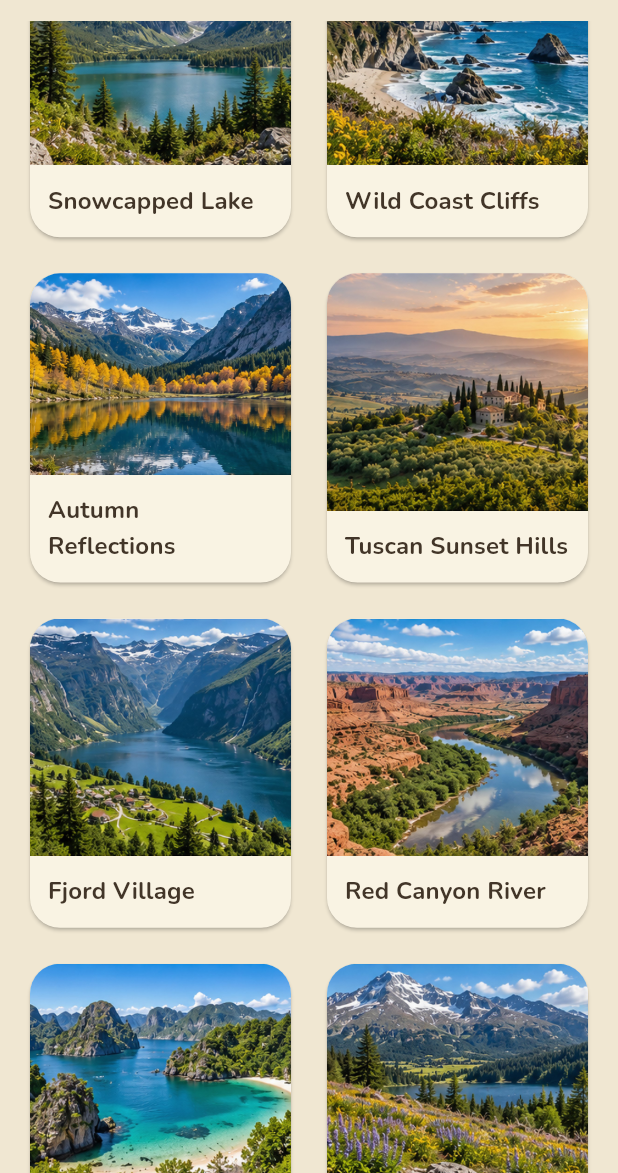
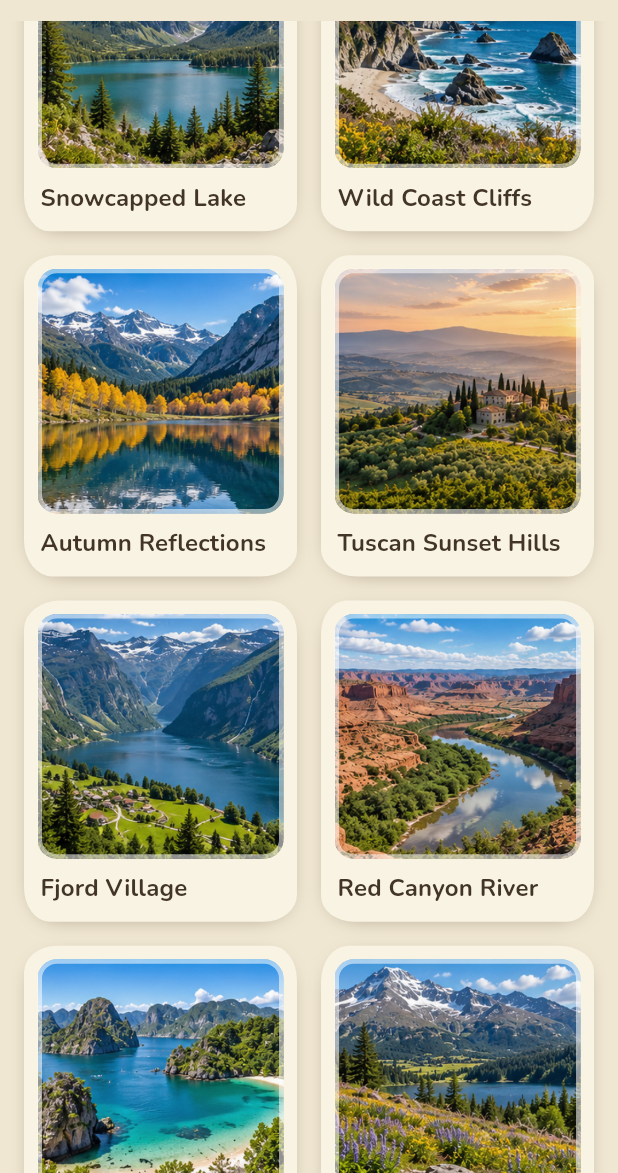
Before and after one commit to lexy5251/jigsaw-puzzle-game, a Flutter app: the screen it shows after launch, scrolled down 576 dp, on a phone screen of 412 x 824 dp, the part 63-1236 px from its top. Run offline on Flutter 3.47's test engine with Material 3 defaults, Android fonts, the phone set to English and light mode, and no system bars; our stand-ins replace shared_preferences; missing offline and left inert: flame, flame_audio.

Commit message:
Add painted card surfaces and category accents to the puzzle selection screen

```diff
--- a/lib/puzzle_select_screen.dart
+++ b/lib/puzzle_select_screen.dart
@@ -20,6 +20,8 @@ import 'game_screen.dart';
 import 'puzzle_catalog.dart';
 import 'puzzle_completion.dart';
 import 'puzzle_save.dart';
+import 'studio_surfaces.dart';
+import 'studio_theme.dart';
 
 class PuzzleSelectScreen extends StatefulWidget {
   const PuzzleSelectScreen({super.key, this.clock});
@@ -283,9 +285,17 @@ class _CategorySection extends StatelessWidget {
       children: [
         Padding(
           padding: const EdgeInsets.only(top: 8, bottom: 12),
+          child: Row(
+            children: [
+              PaintedSwatch(color: categoryStyleFor(category.id).accent),
+              const SizedBox(width: 10),
+              Expanded(
                 child: Text(
                   category.title,
                   style: Theme.of(context).textTheme.titleLarge,
+                ),
+              ),
+            ],
           ),
         ),
         GridView.builder(
@@ -303,6 +313,8 @@ class _CategorySection extends StatelessWidget {
             final image = images[index];
             return _PuzzleCard(
               image: image,
+              // Grid position, so side-by-side cards get different wobbles.
+              variant: index,
               isCompleted: completedImageIds.contains(image.id),
               onTap: () => onImageTap(image),
             );
@@ -317,11 +329,15 @@ class _CategorySection extends StatelessWidget {
 class _PuzzleCard extends StatelessWidget {
   const _PuzzleCard({
     required this.image,
+    required this.variant,
     required this.isCompleted,
     required this.onTap,
   });
 
   final PuzzleImage image;
+
+  /// Wobble preset for [PaintedCard]; the grid passes its item index.
+  final int variant;
 
   /// Finished at least once, at any size: shows the check badge.
   final bool isCompleted;
@@ -330,10 +346,10 @@ class _PuzzleCard extends StatelessWidget {
 
   @override
   Widget build(BuildContext context) {
-    return Card(
-      clipBehavior: Clip.antiAlias,
-      child: InkWell(
+    return PaintedCard(
+      variant: variant,
       onTap: onTap,
+      padding: const EdgeInsets.fromLTRB(9, 9, 9, 10),
       child: Column(
         crossAxisAlignment: CrossAxisAlignment.stretch,
         children: [
@@ -341,11 +357,13 @@ class _PuzzleCard extends StatelessWidget {
             child: Stack(
               fit: StackFit.expand,
               children: [
-                  Image.asset(
+                FramedArt(
+                  child: Image.asset(
                     image.assetPath,
                     fit: BoxFit.cover,
                     // Decode smaller previews to reduce memory use.
                     cacheWidth: 640,
+                  ),
                 ),
                 if (isCompleted)
                   const Positioned(
@@ -357,18 +375,19 @@ class _PuzzleCard extends StatelessWidget {
             ),
           ),
           Padding(
-              padding: const EdgeInsets.all(12),
+            padding: const EdgeInsets.fromLTRB(2, 8, 2, 0),
             child: Semantics(
               // Distinguish this catalog tile from the daily card in e2e tests.
               identifier: 'catalog-puzzle-${image.id}',
               child: Text(
                 image.title,
+                maxLines: 1,
+                overflow: TextOverflow.ellipsis,
                 style: Theme.of(context).textTheme.titleMedium,
               ),
             ),
           ),
         ],
-        ),
       ),
     );
   }
--- /dev/null
+++ b/lib/studio_surfaces.dart
@@ -0,0 +1,138 @@
+// The painted material of the Studio look (docs/design/brushwork-mockup.html,
+// treatment E): cards are "daubs of paint" with slightly uneven corners and a
+// soft shadow, and artwork always sits in a frame with a light mat ring.
+// The mockup gets the wobble from an SVG turbulence filter; the Flutter
+// translation is elliptical, per-corner radii — cheap and deterministic.
+
+import 'package:flutter/material.dart';
+
+import 'studio_theme.dart';
+
+/// Preset corner silhouettes. Each corner is a different ellipse so no card
+/// edge reads as machine-perfect; neighboring cards should use different
+/// presets (see [PaintedCard.variant]).
+const List<BorderRadius> _wobbles = [
+  BorderRadius.only(
+    topLeft: Radius.elliptical(22, 18),
+    topRight: Radius.elliptical(17, 23),
+    bottomLeft: Radius.elliptical(19, 24),
+    bottomRight: Radius.elliptical(24, 17),
+  ),
+  BorderRadius.only(
+    topLeft: Radius.elliptical(18, 24),
+    topRight: Radius.elliptical(23, 17),
+    bottomLeft: Radius.elliptical(24, 18),
+    bottomRight: Radius.elliptical(17, 22),
+  ),
+  BorderRadius.only(
+    topLeft: Radius.elliptical(24, 19),
+    topRight: Radius.elliptical(18, 22),
+    bottomLeft: Radius.elliptical(17, 23),
+    bottomRight: Radius.elliptical(22, 18),
+  ),
+  BorderRadius.only(
+    topLeft: Radius.elliptical(17, 22),
+    topRight: Radius.elliptical(24, 18),
+    bottomLeft: Radius.elliptical(22, 17),
+    bottomRight: Radius.elliptical(18, 24),
+  ),
+];
+
+/// A card painted as a single daub: organic corners, soft warm shadow,
+/// linen fill by default. Replaces [Card] on Studio screens.
+class PaintedCard extends StatelessWidget {
+  const PaintedCard({
+    super.key,
+    this.color,
+    this.variant = 0,
+    this.onTap,
+    this.padding,
+    required this.child,
+  });
+
+  /// Fill color; defaults to the theme's linen surface. Ground variants
+  /// (blush, moss) come from `StudioColors`.
+  final Color? color;
+
+  /// Picks one of the corner presets. Pass a grid/list index so adjacent
+  /// cards get different silhouettes.
+  final int variant;
+
+  final VoidCallback? onTap;
+  final EdgeInsetsGeometry? padding;
+  final Widget child;
+
+  @override
+  Widget build(BuildContext context) {
+    final radius = _wobbles[variant % _wobbles.length];
+    final content = padding == null
+        ? child
+        : Padding(padding: padding!, child: child);
+    return DecoratedBox(
+      decoration: BoxDecoration(
+        borderRadius: radius,
+        // Mockup: 0 3px 10px -5px rgba(40,25,10,.35) — warm, not gray.
+        boxShadow: const [
+          BoxShadow(
+            color: StudioColors.cardShadow,
+            offset: Offset(0, 3),
+            blurRadius: 10,
+            spreadRadius: -5,
+          ),
+        ],
+      ),
+      child: Material(
+        color: color ?? Theme.of(context).colorScheme.surface,
+        shape: RoundedRectangleBorder(borderRadius: radius),
+        clipBehavior: Clip.antiAlias,
+        child: onTap == null ? content : InkWell(onTap: onTap, child: content),
+      ),
+    );
+  }
+}
+
+/// Artwork in its frame: rounded clip plus the light mat ring painted over
+/// the picture's edge ("artwork always sits in a painted frame with a
+/// cream mat"). Wrap the image (or an image-filling Stack) in this.
+class FramedArt extends StatelessWidget {
+  const FramedArt({super.key, required this.child});
+
+  final Widget child;
+
+  @override
+  Widget build(BuildContext context) {
+    final borderRadius = BorderRadius.circular(13);
+    return Container(
+      // Foreground, not decoration: the mat must overlap the artwork.
+      foregroundDecoration: BoxDecoration(
+        borderRadius: borderRadius,
+        border: Border.all(color: StudioColors.matRing, width: 3),
+      ),
+      child: ClipRRect(borderRadius: borderRadius, child: child),
+    );
+  }
+}
+
+/// A small organic-edged dot of accent paint (category swatches).
+class PaintedSwatch extends StatelessWidget {
+  const PaintedSwatch({super.key, required this.color});
+
+  final Color color;
+
+  @override
+  Widget build(BuildContext context) {
+    return Container(
+      width: 14,
+      height: 14,
+      decoration: BoxDecoration(
+        color: color,
+        borderRadius: const BorderRadius.only(
+          topLeft: Radius.elliptical(7, 6),
+          topRight: Radius.elliptical(6, 8),
+          bottomLeft: Radius.elliptical(6, 7),
+          bottomRight: Radius.elliptical(8, 6),
+        ),
+      ),
+    );
+  }
+}
--- a/lib/studio_theme.dart
+++ b/lib/studio_theme.dart
@@ -13,6 +13,12 @@ abstract final class StudioColors {
 
   /// Linen card surface.
   static const card = Color(0xFFF9F3E3);
+
+  /// Soft warm shadow under painted cards (mockup: rgba(40,25,10,.35)).
+  static const cardShadow = Color(0x5928190A);
+
+  /// Light mat ring painted over framed artwork.
+  static const matRing = Color(0x8CFFFFFF);
 
   /// Warm near-black used for all text and icons.
   static const ink = Color(0xFF423528);
@@ -43,7 +49,64 @@ abstract final class StudioColors {
   /// Piece tray wood; keeps a hint of translucency so dragged pieces
   /// passing under its edge stay faintly visible.
   static const tray = Color(0xF2E0CFA9);
+
+  /// Card ground variants — some cards sit on blush or moss instead of
+  /// linen ("cards may sit on cream/blush/moss grounds").
+  static const blushGround = Color(0xFFF4DDCD);
+  static const mossGround = Color(0xFFE5E4C8);
 }
+
+/// Per-category personality (mockup section F): only two things change per
+/// category — the accent and its tint. One table over the shared theme,
+/// never six themes.
+class StudioCategoryStyle {
+  const StudioCategoryStyle({required this.accent, required this.tint});
+
+  /// Saturated color for the category's swatch, kickers, and CTAs.
+  final Color accent;
+
+  /// Pale wash for the category's hero band (used by the category screens
+  /// when their layout lands).
+  final Color tint;
+}
+
+/// Keys match `PuzzleCategory.id` in puzzle_catalog.dart; a test keeps the
+/// two in sync.
+const studioCategoryStyles = <String, StudioCategoryStyle>{
+  'landscapes': StudioCategoryStyle(
+    accent: Color(0xFF7B8456),
+    tint: Color(0xFFDFE3C9),
+  ),
+  'cozy': StudioCategoryStyle(
+    accent: Color(0xFFC06A45),
+    tint: Color(0xFFF0D9C8),
+  ),
+  'animals': StudioCategoryStyle(
+    accent: Color(0xFFC98977),
+    tint: Color(0xFFF4DDD3),
+  ),
+  'flowers': StudioCategoryStyle(
+    accent: Color(0xFFC9962E),
+    tint: Color(0xFFF0E4BC),
+  ),
+  'cities': StudioCategoryStyle(
+    accent: Color(0xFF71908B),
+    tint: Color(0xFFDAE3DF),
+  ),
+  'art': StudioCategoryStyle(
+    accent: Color(0xFF9D6A80),
+    tint: Color(0xFFEAD9E0),
+  ),
+};
+
+/// Falls back to the app-wide accent so an unstyled new category degrades
+/// gracefully instead of crashing the select screen.
+StudioCategoryStyle categoryStyleFor(String categoryId) =>
+    studioCategoryStyles[categoryId] ??
+    const StudioCategoryStyle(
+      accent: StudioColors.terracotta,
+      tint: StudioColors.chip,
+    );
 
 /// The app-wide theme: light, warm, rounded. Fredoka carries headings,
 /// Nunito carries everything else.
```
Also changed, not shown: lib/daily_puzzle_card.dart (+3 -9 lines), 2 other files. Lines whose indentation alone changed are shown as unchanged.
